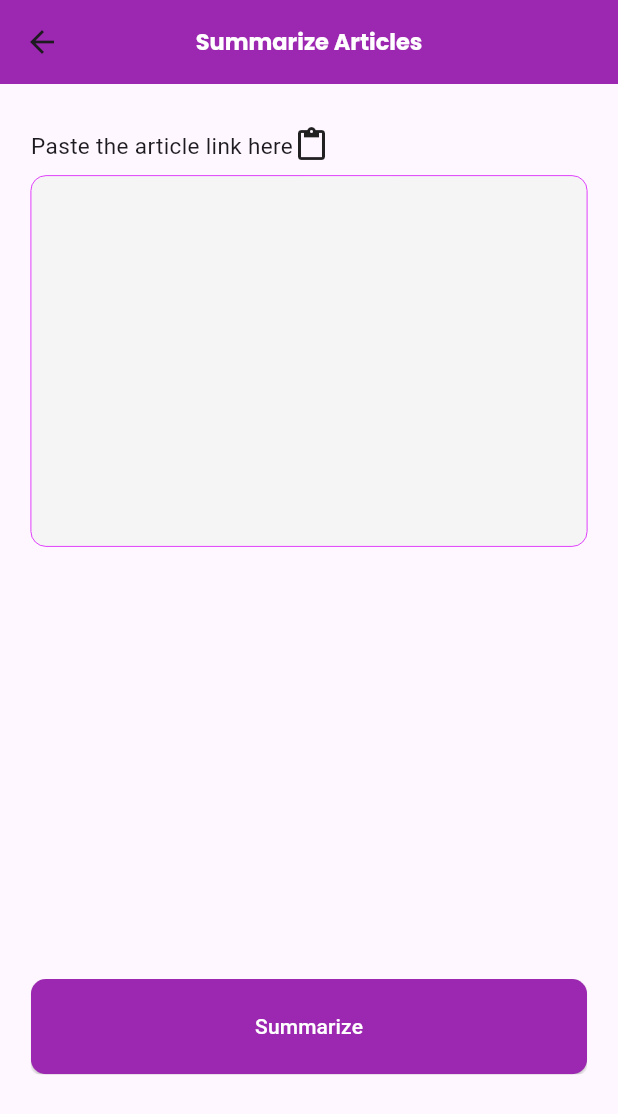
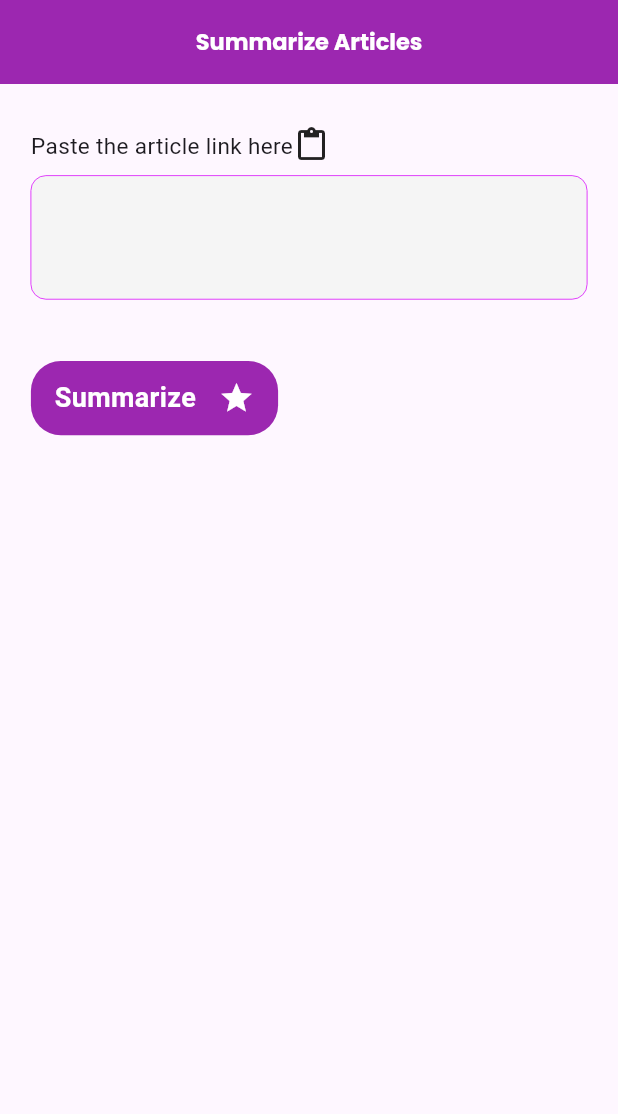
Before and after one commit to ThatLinuxGuyYouKnow/summarize.ai, a Flutter app: the screen it shows after launch, on a phone screen of 412 x 824 dp. Shown: the top 1114 px of the screen. Run offline on Flutter 3.47's test engine with Material 3 defaults, Android fonts, the light colour scheme and no system bars; our stand-ins replace flutter_dotenv, google_fonts; Roboto replaces fonts that are missing (Ubuntu).

Commit message:
ui improvements

```diff
--- a/lib/Reusbale Components/appBar.dart
+++ b/lib/Reusbale Components/appBar.dart
@@ -6,6 +6,7 @@ class ReusableAppBar extends StatelessWidget implements PreferredSizeWidget {
   ReusableAppBar(this.appBarTitle);
   Widget build(BuildContext context) {
     return AppBar(
+      automaticallyImplyLeading: false,
       centerTitle: true,
       backgroundColor: Colors.purple,
       title: Text(appBarTitle,
--- /dev/null
+++ b/lib/Reusbale Components/summarizeButton.dart
@@ -0,0 +1,39 @@
+import 'package:flutter/material.dart';
+
+class SummarizeButton extends StatelessWidget {
+  final VoidCallback onTapped;
+  SummarizeButton({super.key, required this.onTapped});
+  Widget build(BuildContext context) {
+    double screenWidth = MediaQuery.of(context).size.width;
+    double screenHeight = MediaQuery.of(context).size.height;
+    return Container(
+        height: screenHeight * 0.06,
+        width: screenWidth * 0.4,
+        decoration: BoxDecoration(
+            color: Colors.purple,
+            borderRadius: BorderRadius.all(
+              Radius.circular(20),
+            )),
+        child: Center(
+          child: Padding(
+            padding: EdgeInsets.symmetric(horizontal: screenWidth * 0.02),
+            child: Row(
+              mainAxisAlignment: MainAxisAlignment.spaceAround,
+              children: [
+                Text(
+                  'Summarize',
+                  style: TextStyle(
+                      fontSize: 18,
+                      color: Colors.white,
+                      fontWeight: FontWeight.bold),
+                ),
+                Icon(
+                  Icons.star,
+                  color: Colors.white,
+                )
+              ],
+            ),
+          ),
+        ));
+  }
+}
--- a/lib/summarizerScreen.dart
+++ b/lib/summarizerScreen.dart
@@ -1,4 +1,5 @@
 import 'package:aisummarizer/Reusbale%20Components/button.dart';
+import 'package:aisummarizer/Reusbale%20Components/summarizeButton.dart';
 import 'package:aisummarizer/State%20Management/summary_alert.dart';
 import 'package:aisummarizer/ai_interactions/gpt_functions.dart';
 import 'package:aisummarizer/summaryScreen.dart';
@@ -47,14 +48,13 @@ class _SummarizerScreenState extends State<SummarizerScreen> {
               SizedBox(height: screenHeight * 0.01),
               ReusableTextField(
                 borderColor: Colors.purpleAccent,
-                height: screenHeight * 0.3,
+                height: screenHeight * 0.1,
                 controller: rawArticleLink,
               ),
-              SizedBox(height: screenHeight * 0.35),
-              ReusableButton(
-                label: 'Summarize',
-                onPressed: () async {
-                  print('button clicked!!!');
+              SizedBox(height: screenHeight * 0.05),
+              Row(
+                children: [
+                  SummarizeButton(onTapped: () async {
                     setState(() {
                       isLoading = true;
                     });
@@ -67,7 +67,8 @@ class _SummarizerScreenState extends State<SummarizerScreen> {
                       summaryText = summary;
                       isLoading = false;
                     });
-                },
+                  }),
+                ],
               ),
               if (isLoading) const CircularProgressIndicator(),
               Consumer<SummaryNotifier>(
```
Lines whose indentation alone changed are shown as unchanged.
